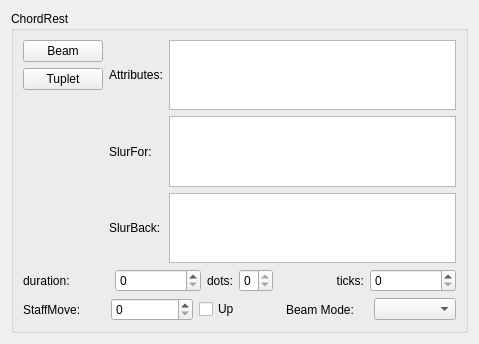
Old version of the form mscore/mscore/chordrest.ui in the repository musescore/musescore-old.
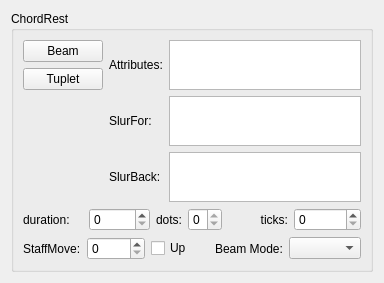
New version of the form.

What changed in the file:
```diff
--- a/mscore/mscore/chordrest.ui
+++ b/mscore/mscore/chordrest.ui
@@ -6,8 +6,8 @@
    <rect>
     <x>0</x>
     <y>0</y>
-    <width>479</width>
-    <height>344</height>
+    <width>384</width>
+    <height>272</height>
    </rect>
   </property>
   <property name="windowTitle">
@@ -77,7 +77,32 @@
        </widget>
       </item>
       <item row="0" column="2">
-       <widget class="QListWidget" name="attributes"/>
+       <widget class="QListWidget" name="attributes">
+        <property name="sizePolicy">
+         <sizepolicy hsizetype="Expanding" vsizetype="Fixed">
+          <horstretch>0</horstretch>
+          <verstretch>0</verstretch>
+         </sizepolicy>
+        </property>
+        <property name="minimumSize">
+         <size>
+          <width>0</width>
+          <height>50</height>
+         </size>
+        </property>
+        <property name="maximumSize">
+         <size>
+          <width>16777215</width>
+          <height>50</height>
+         </size>
+        </property>
+        <property name="horizontalScrollBarPolicy">
+         <enum>Qt::ScrollBarAlwaysOff</enum>
+        </property>
+        <property name="uniformItemSizes">
+         <bool>true</bool>
+        </property>
+       </widget>
       </item>
       <item row="1" column="1">
        <widget class="QLabel" name="label_6">
@@ -90,7 +115,26 @@
        </widget>
       </item>
       <item row="1" column="2">
-       <widget class="QListWidget" name="slurFor"/>
+       <widget class="QListWidget" name="slurFor">
+        <property name="sizePolicy">
+         <sizepolicy hsizetype="Expanding" vsizetype="Fixed">
+          <horstretch>0</horstretch>
+          <verstretch>0</verstretch>
+         </sizepolicy>
+        </property>
+        <property name="minimumSize">
+         <size>
+          <width>0</width>
+          <height>50</height>
+         </size>
+        </property>
+        <property name="maximumSize">
+         <size>
+          <width>16777215</width>
+          <height>50</height>
+         </size>
+        </property>
+       </widget>
       </item>
       <item row="2" column="1">
        <widget class="QLabel" name="label_7">
@@ -103,7 +147,26 @@
        </widget>
       </item>
       <item row="2" column="2">
-       <widget class="QListWidget" name="slurBack"/>
+       <widget class="QListWidget" name="slurBack">
+        <property name="sizePolicy">
+         <sizepolicy hsizetype="Expanding" vsizetype="Fixed">
+          <horstretch>0</horstretch>
+          <verstretch>0</verstretch>
+         </sizepolicy>
+        </property>
+        <property name="minimumSize">
+         <size>
+          <width>0</width>
+          <height>50</height>
+         </size>
+        </property>
+        <property name="maximumSize">
+         <size>
+          <width>16777215</width>
+          <height>50</height>
+         </size>
+        </property>
+       </widget>
       </item>
       <item row="3" column="0" colspan="3">
        <layout class="QHBoxLayout">
```
